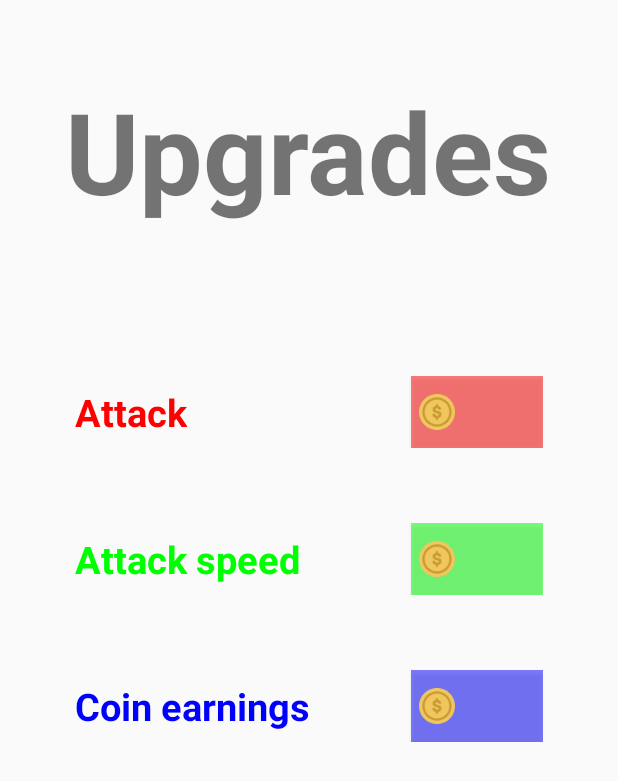
After one commit to idan-montekyo/CovidBlast, an Android app: the layout upgrades_dialog.xml on its own in the app's theme, with its tools: preview values and no code run, on a phone screen of 412 x 824 dp. The commit adds this screen. Shown: the top 781 px of the screen. Run offline under Robolectric (Android 15) with nearby library versions, the phone set to English and light mode, and no system bars.

Commit message:
Finished upgrades_dialog.xml pattern.

```diff
--- a/app/src/main/java/com/example/covidblast/Syringe.java
+++ b/app/src/main/java/com/example/covidblast/Syringe.java
@@ -1,4 +1,15 @@
 package com.example.covidblast;
 
+import android.graphics.Bitmap;
+
 public class Syringe {
+
+    private int height, width, x;
+    final private int y = 300;
+    private int attack, attack_speed;
+    Bitmap syringe;
+
+    public Syringe() {
+
+    }
 }
--- a/app/src/main/res/drawable/ic_coin.xml
+++ b/app/src/main/res/drawable/ic_coin.xml
@@ -1,6 +1,6 @@
 <vector xmlns:android="http://schemas.android.com/apk/res/android"
-    android:width="291.764dp"
-    android:height="291.764dp"
+    android:width="24dp"
+    android:height="24dp"
     android:viewportWidth="291.764"
     android:viewportHeight="291.764">
   <path
--- a/app/src/main/res/layout/activity_levels.xml
+++ b/app/src/main/res/layout/activity_levels.xml
@@ -48,8 +48,8 @@
                 android:layout_width="30dp"
                 android:layout_height="30dp"
                 android:layout_centerVertical="true"
-                android:src="@drawable/ic_coin"
-                android:layout_toStartOf="@+id/textview_cash" />
+                android:layout_toStartOf="@+id/textview_cash"
+                android:src="@drawable/ic_coin" />
 
             <TextView
                 android:id="@+id/textview_cash"
--- a/app/src/main/res/layout/activity_main.xml
+++ b/app/src/main/res/layout/activity_main.xml
@@ -9,7 +9,7 @@
     android:background="@drawable/main_background">
 
     <TextView
-        android:layout_width="300dp"
+        android:layout_width="wrap_content"
         android:layout_height="250dp"
         android:layout_gravity="center"
         android:layout_marginTop="50dp"
--- /dev/null
+++ b/app/src/main/res/layout/upgrades_dialog.xml
@@ -0,0 +1,95 @@
+<?xml version="1.0" encoding="utf-8"?>
+<LinearLayout xmlns:android="http://schemas.android.com/apk/res/android"
+    android:layout_width="match_parent"
+    android:layout_height="match_parent"
+    android:orientation="vertical">
+
+    <TextView
+        android:layout_width="wrap_content"
+        android:layout_height="wrap_content"
+        android:layout_gravity="center"
+        android:layout_marginTop="50dp"
+        android:layout_marginBottom="50dp"
+        android:text="Upgrades"
+        android:textSize="75sp"
+        android:textStyle="bold" />
+
+    <RelativeLayout
+        android:layout_width="match_parent"
+        android:layout_height="wrap_content"
+        android:layout_marginTop="50dp"
+        android:layout_marginStart="50dp"
+        android:layout_marginEnd="50dp">
+
+        <TextView
+            android:layout_width="wrap_content"
+            android:layout_height="wrap_content"
+            android:text="Attack"
+            android:textColor="@color/red"
+            android:textSize="25sp"
+            android:textStyle="bold"
+            android:layout_centerVertical="true" />
+
+        <Button
+            android:layout_width="wrap_content"
+            android:layout_height="wrap_content"
+            android:layout_alignParentEnd="true"
+            android:drawableStart="@drawable/ic_coin"
+            android:background="@color/red_50"
+            android:paddingStart="5dp"
+            android:paddingEnd="5dp"/>
+    </RelativeLayout>
+
+
+    <RelativeLayout
+        android:layout_width="match_parent"
+        android:layout_height="wrap_content"
+        android:layout_marginTop="50dp"
+        android:layout_marginStart="50dp"
+        android:layout_marginEnd="50dp">
+        <TextView
+            android:layout_width="wrap_content"
+            android:layout_height="wrap_content"
+            android:text="Attack speed"
+            android:textColor="@color/green"
+            android:textSize="25sp"
+            android:textStyle="bold"
+            android:layout_centerVertical="true" />
+
+        <Button
+            android:layout_width="wrap_content"
+            android:layout_height="wrap_content"
+            android:layout_alignParentEnd="true"
+            android:drawableStart="@drawable/ic_coin"
+            android:background="@color/green_50"
+            android:paddingStart="5dp"
+            android:paddingEnd="5dp"/>
+    </RelativeLayout>
+
+
+    <RelativeLayout
+        android:layout_width="match_parent"
+        android:layout_height="wrap_content"
+        android:layout_marginTop="50dp"
+        android:layout_marginStart="50dp"
+        android:layout_marginEnd="50dp">
+        <TextView
+            android:layout_width="wrap_content"
+            android:layout_height="wrap_content"
+            android:text="Coin earnings"
+            android:textColor="@color/blue"
+            android:textSize="25sp"
+            android:textStyle="bold"
+            android:layout_centerVertical="true" />
+
+        <Button
+            android:layout_width="wrap_content"
+            android:layout_height="wrap_content"
+            android:layout_alignParentEnd="true"
+            android:drawableStart="@drawable/ic_coin"
+            android:background="@color/blue_50"
+            android:paddingStart="5dp"
+            android:paddingEnd="5dp"/>
+    </RelativeLayout>
+
+</LinearLayout>
--- a/app/src/main/res/values/colors.xml
+++ b/app/src/main/res/values/colors.xml
@@ -8,4 +8,10 @@
     <color name="black">#FF000000</color>
     <color name="white">#FFFFFFFF</color>
     <color name="gray">#969696</color>
+    <color name="red">#FF0000</color>
+    <color name="red_50">#80FF0000</color>
+    <color name="green">#00FF00</color>
+    <color name="green_50">#8000FF00</color>
+    <color name="blue">#0000FF</color>
+    <color name="blue_50">#800000FF</color>
 </resources>
```
